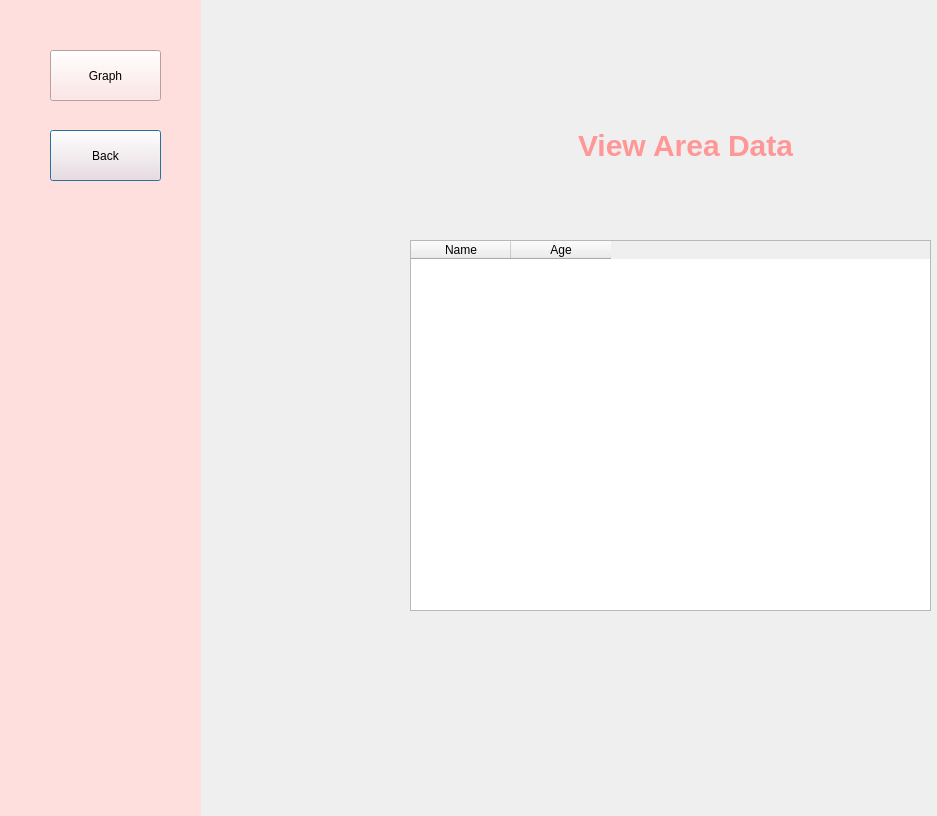
Qt form GUI/area.ui (Tashi-Shiro/CSE412Project) before a commit.
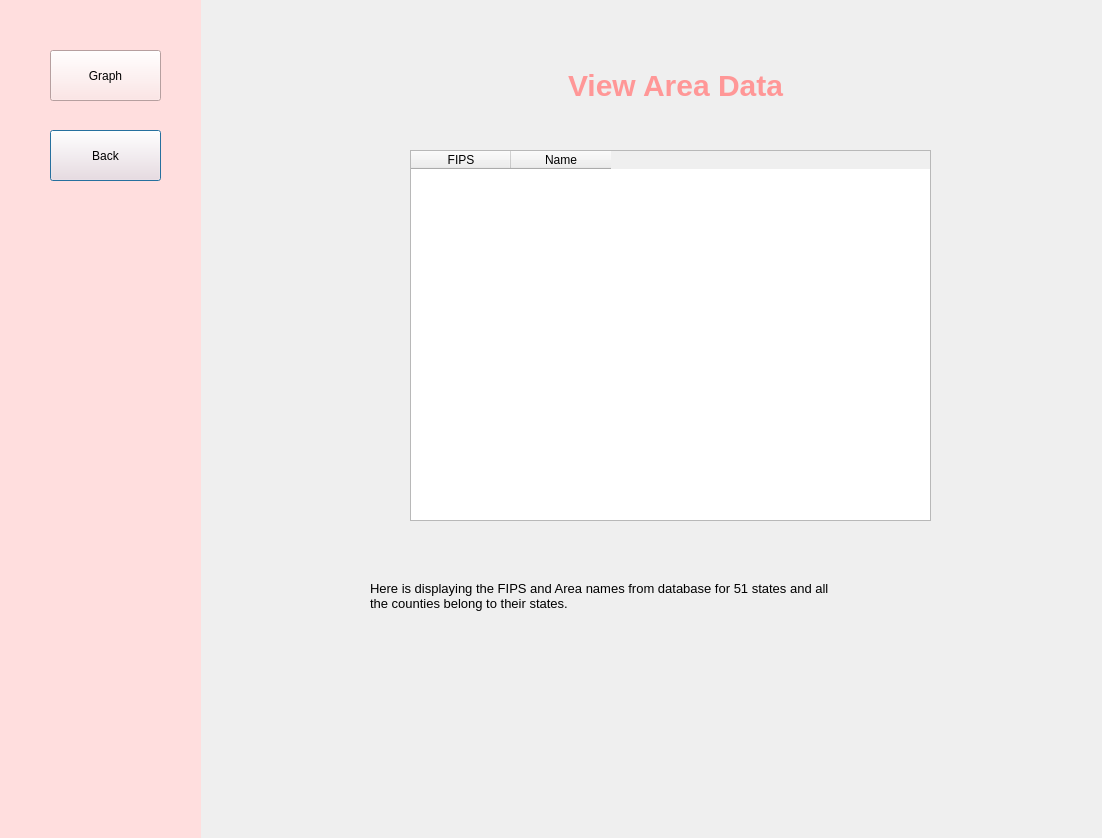
The same form after that commit.

The edit to the form file:
```diff
--- a/GUI/area.ui
+++ b/GUI/area.ui
@@ -6,8 +6,8 @@
    <rect>
     <x>0</x>
     <y>0</y>
-    <width>937</width>
-    <height>816</height>
+    <width>1102</width>
+    <height>838</height>
    </rect>
   </property>
   <property name="windowTitle">
@@ -57,7 +57,7 @@
    <property name="geometry">
     <rect>
      <x>410</x>
-     <y>240</y>
+     <y>150</y>
      <width>521</width>
      <height>371</height>
     </rect>
@@ -65,22 +65,22 @@
    <property name="columnCount">
     <number>2</number>
    </property>
+   <column>
+    <property name="text">
+     <string>FIPS</string>
+    </property>
+   </column>
    <column>
     <property name="text">
      <string>Name</string>
     </property>
    </column>
-   <column>
-    <property name="text">
-     <string>Age</string>
-    </property>
-   </column>
   </widget>
   <widget class="QLabel" name="label">
    <property name="geometry">
     <rect>
-     <x>530</x>
-     <y>100</y>
+     <x>520</x>
+     <y>40</y>
      <width>311</width>
      <height>91</height>
     </rect>
@@ -98,6 +98,25 @@
     <set>Qt::AlignCenter</set>
    </property>
   </widget>
+  <widget class="QLabel" name="label_2">
+   <property name="geometry">
+    <rect>
+     <x>370</x>
+     <y>550</y>
+     <width>591</width>
+     <height>91</height>
+    </rect>
+   </property>
+   <property name="font">
+    <font>
+     <pointsize>10</pointsize>
+    </font>
+   </property>
+   <property name="text">
+    <string>Here is displaying the FIPS and Area names from database for 51 states and all 
+the counties belong to their states.</string>
+   </property>
+  </widget>
  </widget>
  <resources/>
  <connections/>
```
